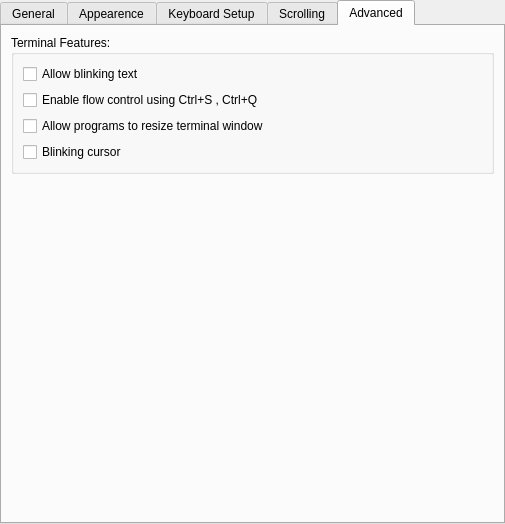
KDE/konsole, file konsole/EditProfileDialog.ui: the form before one commit.
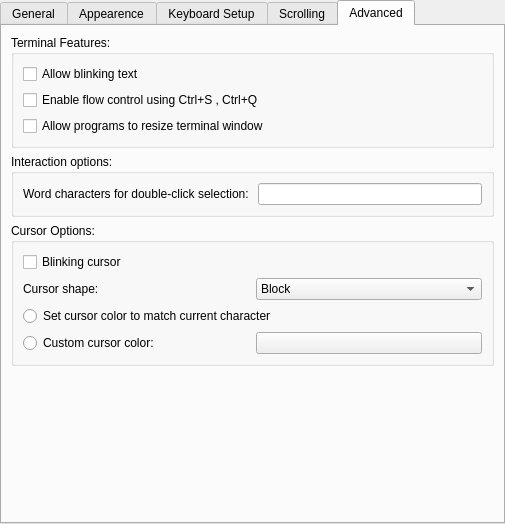
The form after the commit. The open tabs and pages were chosen to show the change. Custom widgets are drawn as their Qt base class.

Commit message: Save, load & apply cursor shape, cursor color and double click word characters.  Add fallback defaults for more properties.

```diff
--- a/konsole/EditProfileDialog.ui
+++ b/konsole/EditProfileDialog.ui
@@ -580,6 +580,44 @@
             </property>
            </widget>
           </item>
+         </layout>
+        </widget>
+       </item>
+       <item>
+        <widget class="QGroupBox" name="groupBox_9" >
+         <property name="title" >
+          <string>Interaction options:</string>
+         </property>
+         <property name="flat" >
+          <bool>true</bool>
+         </property>
+         <layout class="QVBoxLayout" >
+          <item>
+           <layout class="QHBoxLayout" >
+            <item>
+             <widget class="QLabel" name="label_11" >
+              <property name="text" >
+               <string>Word characters for double-click selection: </string>
+              </property>
+             </widget>
+            </item>
+            <item>
+             <widget class="QLineEdit" name="wordCharacterEdit" />
+            </item>
+           </layout>
+          </item>
+         </layout>
+        </widget>
+       </item>
+       <item>
+        <widget class="QGroupBox" name="groupBox_8" >
+         <property name="title" >
+          <string>Cursor Options:</string>
+         </property>
+         <property name="flat" >
+          <bool>true</bool>
+         </property>
+         <layout class="QVBoxLayout" >
           <item>
            <widget class="QCheckBox" name="enableBlinkingCursorButton" >
             <property name="text" >
@@ -587,6 +625,61 @@
             </property>
            </widget>
           </item>
+          <item>
+           <layout class="QHBoxLayout" >
+            <item>
+             <widget class="QLabel" name="label_8" >
+              <property name="text" >
+               <string>Cursor shape:</string>
+              </property>
+             </widget>
+            </item>
+            <item>
+             <widget class="QComboBox" name="cursorShapeCombo" >
+              <item>
+               <property name="text" >
+                <string>Block</string>
+               </property>
+              </item>
+              <item>
+               <property name="text" >
+                <string>I-Beam</string>
+               </property>
+              </item>
+              <item>
+               <property name="text" >
+                <string>Underline</string>
+               </property>
+              </item>
+             </widget>
+            </item>
+           </layout>
+          </item>
+          <item>
+           <widget class="QRadioButton" name="autoCursorColorButton" >
+            <property name="text" >
+             <string>Set cursor color to match current character</string>
+            </property>
+           </widget>
+          </item>
+          <item>
+           <layout class="QHBoxLayout" >
+            <item>
+             <widget class="QRadioButton" name="customCursorColorButton" >
+              <property name="text" >
+               <string>Custom cursor color:</string>
+              </property>
+             </widget>
+            </item>
+            <item>
+             <widget class="KColorButton" name="customColorSelectButton" >
+              <property name="text" >
+               <string/>
+              </property>
+             </widget>
+            </item>
+           </layout>
+          </item>
          </layout>
         </widget>
        </item>
@@ -615,6 +708,11 @@
    <extends>QLineEdit</extends>
    <header location="global" >klineedit.h</header>
   </customwidget>
+  <customwidget>
+   <class>KColorButton</class>
+   <extends>QPushButton</extends>
+   <header location="global" >kcolorbutton.h</header>
+  </customwidget>
  </customwidgets>
  <resources/>
  <connections/>
```
The commit also changes 5 other files.
